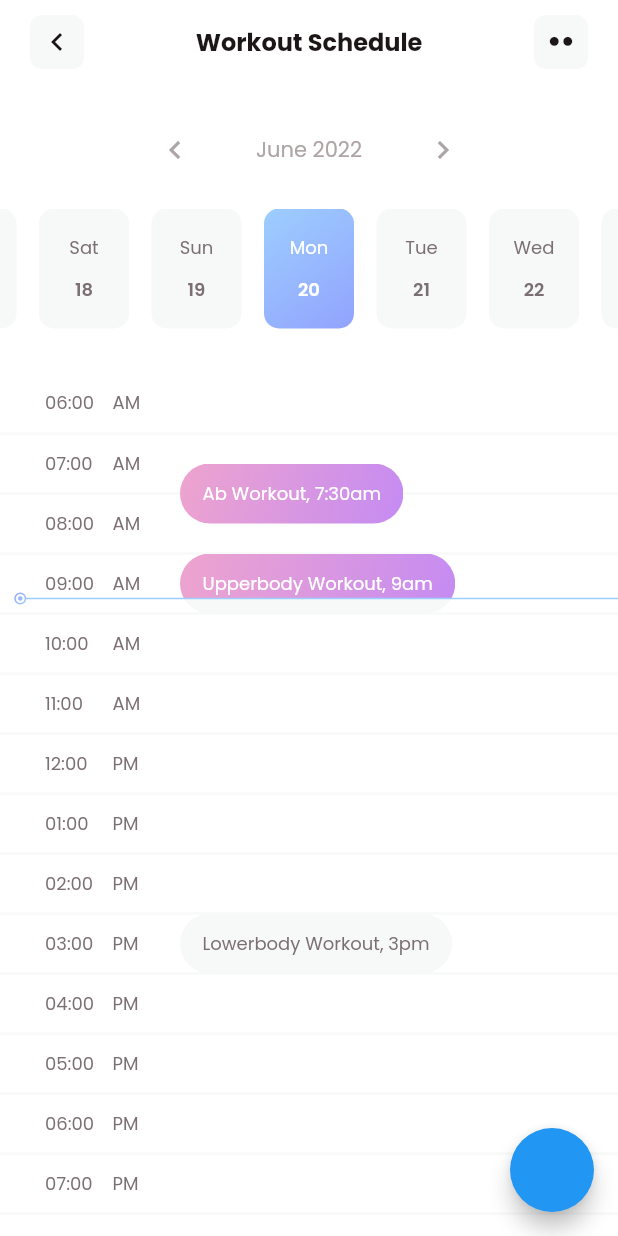
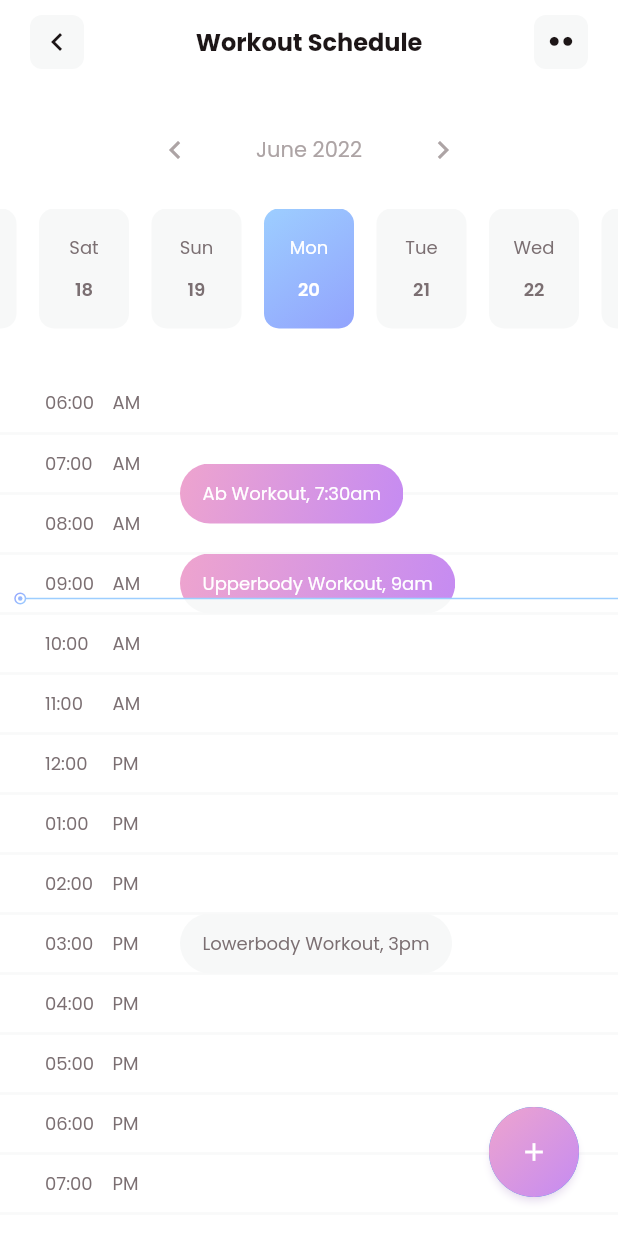
Before and after one commit to AyurM/FitnestX-Demo, a Flutter app: the WorkoutScheduleScreen screen opened directly, on a phone screen of 412 x 824 dp. Run offline on Flutter 3.47's test engine with Material 2 defaults, Android fonts, the phone set to English and light mode, and no system bars; our stand-ins replace flutter_bloc, get_it, google_fonts.

Commit message:
Added WorkoutScheduleItem dialog

```diff
--- a/lib/res/views/app_fab.dart
+++ b/lib/res/views/app_fab.dart
@@ -8,16 +8,33 @@ const _kFabIconSize = 20.0;
 class AppFab extends StatelessWidget {
   final void Function() onPressed;
 
-  const AppFab({Key? key, required this.onPressed}) : super(key: key);
+  final Offset offset;
+  final Gradient gradient;
+  final Color shadowColor;
+  final IconData icon;
+
+  const AppFab.search({Key? key, required this.onPressed})
+      : offset = const Offset(0, (kPrimaryButtonHeight / 2 - kFabTopOffset)),
+        gradient = AppColors.blueGradient,
+        shadowColor = AppColors.blueShadow,
+        icon = AppIcons.search_outlined,
+        super(key: key);
+
+  const AppFab.add({Key? key, required this.onPressed})
+      : offset = const Offset(-10, -10),
+        gradient = AppColors.purpleGradient,
+        shadowColor = AppColors.purpleShadow,
+        icon = Icons.add,
+        super(key: key);
 
   @override
   Widget build(BuildContext context) => Transform.translate(
-        offset: const Offset(0, (kPrimaryButtonHeight / 2 - kFabTopOffset)),
+        offset: offset,
         child: ElevatedButton(
             style: ElevatedButton.styleFrom(
                 minimumSize: const Size.square(kPrimaryButtonHeight),
                 padding: EdgeInsets.zero,
-                shadowColor: AppColors.blueShadow,
+                shadowColor: shadowColor,
                 shape: RoundedRectangleBorder(
                     borderRadius:
                         BorderRadius.circular(kPrimaryButtonHeight / 2))),
@@ -25,13 +42,13 @@ class AppFab extends StatelessWidget {
             child: Ink(
               decoration: BoxDecoration(
                 borderRadius: BorderRadius.circular(kPrimaryButtonHeight / 2),
-                gradient: AppColors.blueGradient,
+                gradient: gradient,
               ),
-              child: const SizedBox.square(
+              child: SizedBox.square(
                 dimension: kPrimaryButtonHeight,
                 child: Center(
                     child: Icon(
-                  AppIcons.search_outlined,
+                  icon,
                   size: _kFabIconSize,
                   color: Colors.white,
                 )),
--- a/lib/res/views/workout_schedule/workout_schedule_item.dart
+++ b/lib/res/views/workout_schedule/workout_schedule_item.dart
@@ -1,5 +1,6 @@
 import 'package:fitnest_x/data/model/schedule_item_content.dart';
 import 'package:fitnest_x/res/colors/app_colors.dart';
+import 'package:fitnest_x/res/views/workout_schedule/workout_schedule_item_dialog.dart';
 import 'package:flutter/material.dart';
 import 'package:intl/intl.dart';
 
@@ -23,18 +24,29 @@ class WorkoutScheduleItem extends StatelessWidget {
         _timeFormat.format(data.date).toLowerCase().replaceFirst(':00', '');
     final text = '${data.title}, $formattedTime';
 
-    return SizedBox(
+    return GestureDetector(
+      onTap: () => _showScheduleItemDialog(context),
+      child: SizedBox(
         height: height,
         width: double.maxFinite,
         child: Stack(
           children: [
-          _WorkoutChip.top(heightFactor: adjustedCompletionPercent, text: text),
+            _WorkoutChip.top(
+                heightFactor: adjustedCompletionPercent, text: text),
             _WorkoutChip.bottom(
                 heightFactor: 1 - adjustedCompletionPercent, text: text),
           ],
         ),
+      ),
     );
   }
+
+  void _showScheduleItemDialog(BuildContext context) => showDialog(
+      context: context,
+      barrierColor: AppColors.black.withOpacity(0.2),
+      builder: (context) => WorkoutScheduleItemDialog(
+            data: data,
+          ));
 }
 
 class _WorkoutChip extends StatelessWidget {
--- a/lib/screens/home_screen/home_screen.dart
+++ b/lib/screens/home_screen/home_screen.dart
@@ -120,7 +120,7 @@ class _HomeScreenState extends State<HomeScreen> with TickerProviderStateMixin {
         currentIndex: tabController.index,
         onSelect: _onTabSelect,
       ),
-      floatingActionButton: AppFab(onPressed: _onFabPressed),
+      floatingActionButton: AppFab.search(onPressed: _onFabPressed),
       floatingActionButtonLocation: FloatingActionButtonLocation.centerDocked,
     );
   }
--- a/lib/screens/workout_schedule/workout_schedule_screen.dart
+++ b/lib/screens/workout_schedule/workout_schedule_screen.dart
@@ -1,4 +1,6 @@
+import 'package:fitnest_x/res/colors/app_colors.dart';
 import 'package:fitnest_x/res/theme/constants.dart';
+import 'package:fitnest_x/res/views/app_fab.dart';
 import 'package:fitnest_x/res/views/simple_app_scaffold.dart';
 import 'package:fitnest_x/res/views/workout_schedule/workout_schedule_date_picker.dart';
 import 'package:fitnest_x/res/views/workout_schedule/workout_schedule_list.dart';
@@ -27,8 +29,6 @@ class WorkoutScheduleScreen extends StatelessWidget {
             AppWhiteSpace.value30.vertical,
           ],
         )),
-        floatingActionButton: FloatingActionButton(
-          onPressed: () {},
-        ));
+        floatingActionButton: AppFab.add(onPressed: () {}));
   }
 }
```
Also changed, not shown: lib/res/views/workout_schedule/workout_schedule_item_dialog.dart (added, +135 -0 lines), assets/images/congratulations.png (added). Lines whose indentation alone changed are shown as unchanged.
